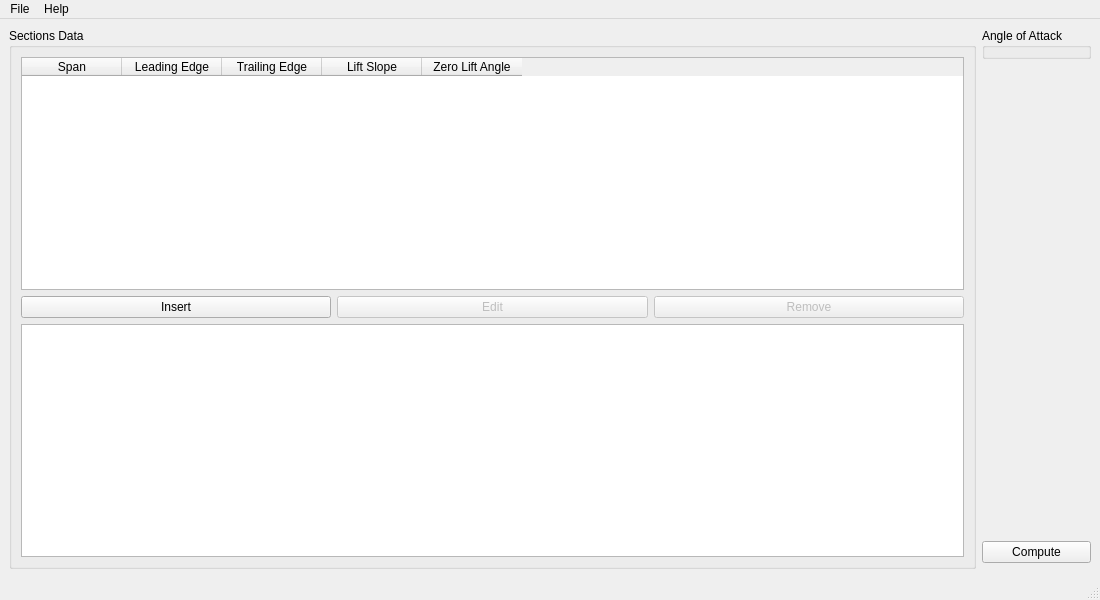
Qt form src/gui/MainWindow.ui (marek-cel/bscaero) before a commit.
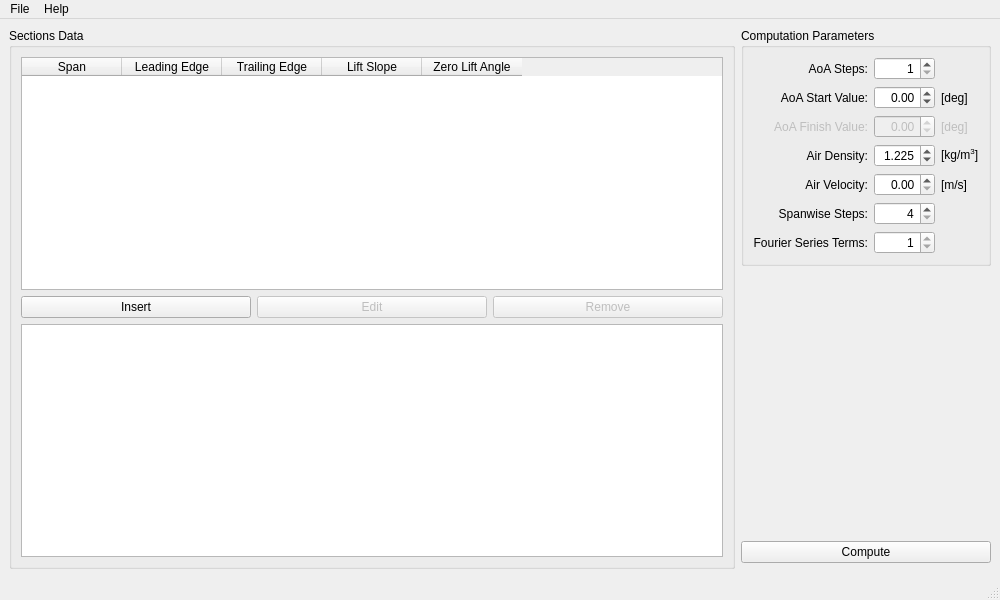
The same form after that commit. Icons and pictures are not drawn. Custom widgets are drawn as their Qt base class.

Commit message: GUI - reading and saving wing data

Patch:
```diff
--- a/src/gui/MainWindow.ui
+++ b/src/gui/MainWindow.ui
@@ -6,7 +6,7 @@
    <rect>
     <x>0</x>
     <y>0</y>
-    <width>1100</width>
+    <width>1000</width>
     <height>600</height>
    </rect>
   </property>
@@ -22,13 +22,6 @@
   </property>
   <widget class="QWidget" name="centralwidget">
    <layout class="QGridLayout" name="gridLayout">
-    <item row="0" column="1">
-     <widget class="QGroupBox" name="groupBox">
-      <property name="title">
-       <string>Angle of Attack</string>
-      </property>
-     </widget>
-    </item>
     <item row="2" column="1">
      <widget class="QPushButton" name="pushButtonCompute">
       <property name="text">
@@ -184,6 +177,228 @@
       </property>
      </spacer>
     </item>
+    <item row="0" column="1">
+     <widget class="QGroupBox" name="groupBoxCompParams">
+      <property name="title">
+       <string>Computation Parameters</string>
+      </property>
+      <layout class="QGridLayout" name="gridLayout_3">
+       <item row="3" column="1">
+        <widget class="QDoubleSpinBox" name="spinBoxAirDensity">
+         <property name="alignment">
+          <set>Qt::AlignRight|Qt::AlignTrailing|Qt::AlignVCenter</set>
+         </property>
+         <property name="decimals">
+          <number>3</number>
+         </property>
+         <property name="minimum">
+          <double>0.900000000000000</double>
+         </property>
+         <property name="maximum">
+          <double>1.500000000000000</double>
+         </property>
+         <property name="value">
+          <double>1.225000000000000</double>
+         </property>
+        </widget>
+       </item>
+       <item row="0" column="1">
+        <widget class="QSpinBox" name="spinBoxAoASteps">
+         <property name="alignment">
+          <set>Qt::AlignRight|Qt::AlignTrailing|Qt::AlignVCenter</set>
+         </property>
+         <property name="minimum">
+          <number>1</number>
+         </property>
+        </widget>
+       </item>
+       <item row="3" column="2">
+        <widget class="QLabel" name="labelUnitAirDensity">
+         <property name="text">
+          <string>&lt;html&gt;&lt;head/&gt;&lt;body&gt;&lt;p&gt;[kg/m&lt;span style=&quot; vertical-align:super;&quot;&gt;3&lt;/span&gt;]&lt;/p&gt;&lt;/body&gt;&lt;/html&gt;</string>
+         </property>
+        </widget>
+       </item>
+       <item row="1" column="0">
+        <widget class="QLabel" name="labelAoAStart">
+         <property name="text">
+          <string>AoA Start Value:</string>
+         </property>
+         <property name="alignment">
+          <set>Qt::AlignRight|Qt::AlignTrailing|Qt::AlignVCenter</set>
+         </property>
+         <property name="buddy">
+          <cstring>spinBoxAoAStart</cstring>
+         </property>
+        </widget>
+       </item>
+       <item row="1" column="1">
+        <widget class="QDoubleSpinBox" name="spinBoxAoAStart">
+         <property name="alignment">
+          <set>Qt::AlignRight|Qt::AlignTrailing|Qt::AlignVCenter</set>
+         </property>
+         <property name="minimum">
+          <double>-90.000000000000000</double>
+         </property>
+         <property name="maximum">
+          <double>90.000000000000000</double>
+         </property>
+        </widget>
+       </item>
+       <item row="4" column="1">
+        <widget class="QDoubleSpinBox" name="spinBoxAirVelocity">
+         <property name="alignment">
+          <set>Qt::AlignRight|Qt::AlignTrailing|Qt::AlignVCenter</set>
+         </property>
+        </widget>
+       </item>
+       <item row="2" column="0">
+        <widget class="QLabel" name="labelAoAFinish">
+         <property name="enabled">
+          <bool>false</bool>
+         </property>
+         <property name="text">
+          <string>AoA Finish Value:</string>
+         </property>
+         <property name="alignment">
+          <set>Qt::AlignRight|Qt::AlignTrailing|Qt::AlignVCenter</set>
+         </property>
+         <property name="buddy">
+          <cstring>spinBoxAoAFinish</cstring>
+         </property>
+        </widget>
+       </item>
+       <item row="2" column="1">
+        <widget class="QDoubleSpinBox" name="spinBoxAoAFinish">
+         <property name="enabled">
+          <bool>false</bool>
+         </property>
+         <property name="alignment">
+          <set>Qt::AlignRight|Qt::AlignTrailing|Qt::AlignVCenter</set>
+         </property>
+         <property name="minimum">
+          <double>-90.000000000000000</double>
+         </property>
+         <property name="maximum">
+          <double>90.000000000000000</double>
+         </property>
+        </widget>
+       </item>
+       <item row="4" column="2">
+        <widget class="QLabel" name="labelUnitAirVelocity">
+         <property name="text">
+          <string>[m/s]</string>
+         </property>
+        </widget>
+       </item>
+       <item row="5" column="0">
+        <widget class="QLabel" name="labelSpanwiseSteps">
+         <property name="text">
+          <string>Spanwise Steps:</string>
+         </property>
+         <property name="alignment">
+          <set>Qt::AlignRight|Qt::AlignTrailing|Qt::AlignVCenter</set>
+         </property>
+         <property name="buddy">
+          <cstring>spinBoxSpanwiseSteps</cstring>
+         </property>
+        </widget>
+       </item>
+       <item row="1" column="2">
+        <widget class="QLabel" name="labelUnitAoAStart">
+         <property name="text">
+          <string>[deg]</string>
+         </property>
+        </widget>
+       </item>
+       <item row="0" column="0">
+        <widget class="QLabel" name="labelAoASteps">
+         <property name="text">
+          <string>AoA Steps:</string>
+         </property>
+         <property name="alignment">
+          <set>Qt::AlignRight|Qt::AlignTrailing|Qt::AlignVCenter</set>
+         </property>
+         <property name="buddy">
+          <cstring>spinBoxAoASteps</cstring>
+         </property>
+        </widget>
+       </item>
+       <item row="3" column="0">
+        <widget class="QLabel" name="labelAirDensity">
+         <property name="text">
+          <string>Air Density:</string>
+         </property>
+         <property name="alignment">
+          <set>Qt::AlignRight|Qt::AlignTrailing|Qt::AlignVCenter</set>
+         </property>
+         <property name="buddy">
+          <cstring>spinBoxAirDensity</cstring>
+         </property>
+        </widget>
+       </item>
+       <item row="4" column="0">
+        <widget class="QLabel" name="labelAirVelocity">
+         <property name="text">
+          <string>Air Velocity:</string>
+         </property>
+         <property name="alignment">
+          <set>Qt::AlignRight|Qt::AlignTrailing|Qt::AlignVCenter</set>
+         </property>
+         <property name="buddy">
+          <cstring>spinBoxAirVelocity</cstring>
+         </property>
+        </widget>
+       </item>
+       <item row="5" column="1">
+        <widget class="QSpinBox" name="spinBoxSpanwiseSteps">
+         <property name="alignment">
+          <set>Qt::AlignRight|Qt::AlignTrailing|Qt::AlignVCenter</set>
+         </property>
+         <property name="minimum">
+          <number>4</number>
+         </property>
+        </widget>
+       </item>
+       <item row="2" column="2">
+        <widget class="QLabel" name="labelUnitAoAFinish">
+         <property name="enabled">
+          <bool>false</bool>
+         </property>
+         <property name="text">
+          <string>[deg]</string>
+         </property>
+        </widget>
+       </item>
+       <item row="6" column="1">
+        <widget class="QSpinBox" name="spinBoxFourierAccuracy">
+         <property name="alignment">
+          <set>Qt::AlignRight|Qt::AlignTrailing|Qt::AlignVCenter</set>
+         </property>
+         <property name="minimum">
+          <number>1</number>
+         </property>
+         <property name="maximum">
+          <number>1</number>
+         </property>
+        </widget>
+       </item>
+       <item row="6" column="0">
+        <widget class="QLabel" name="labelFourierAccuracy">
+         <property name="text">
+          <string>Fourier Series Terms:</string>
+         </property>
+         <property name="alignment">
+          <set>Qt::AlignRight|Qt::AlignTrailing|Qt::AlignVCenter</set>
+         </property>
+         <property name="buddy">
+          <cstring>spinBoxFourierAccuracy</cstring>
+         </property>
+        </widget>
+       </item>
+      </layout>
+     </widget>
+    </item>
    </layout>
   </widget>
   <widget class="QMenuBar" name="menubar">
@@ -191,7 +406,7 @@
     <rect>
      <x>0</x>
      <y>0</y>
-     <width>1100</width>
+     <width>1000</width>
      <height>23</height>
     </rect>
    </property>
```
The commit also changes 6 other files.
